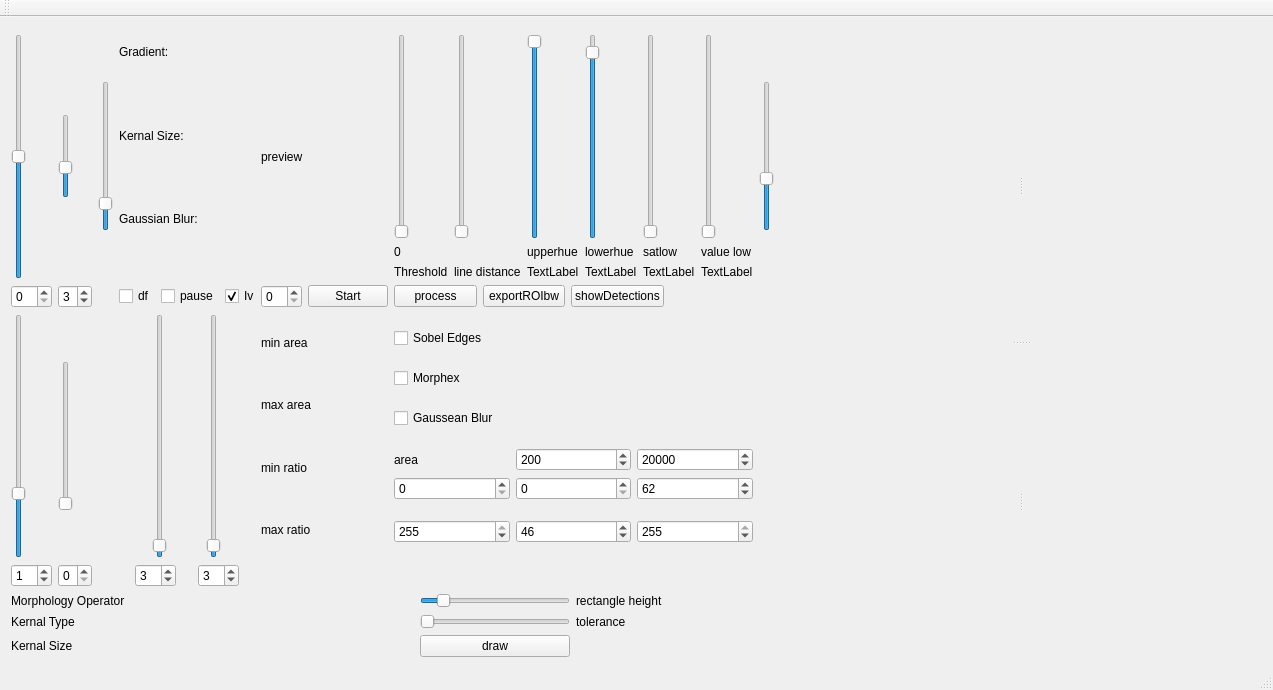
CraigNielsen/TSR, file mainwindow.ui: the form before one commit.
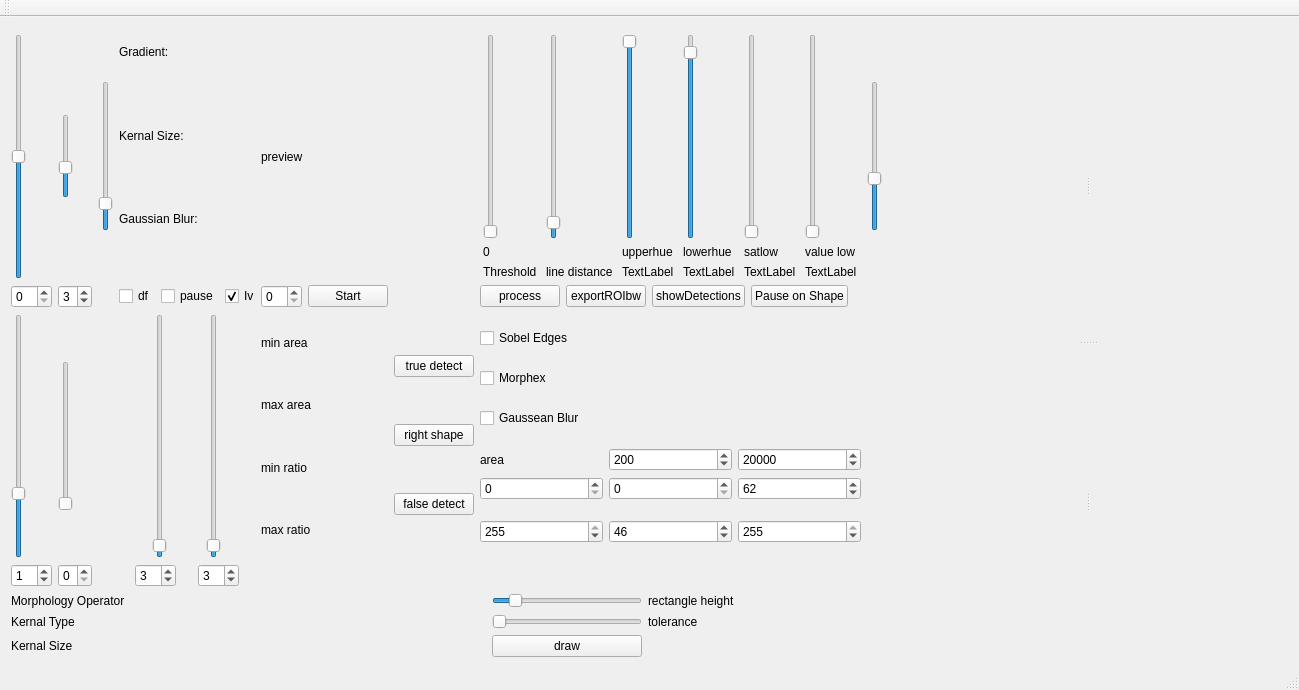
The form after the commit.

The edit to the form file:
```diff
--- a/mainwindow.ui
+++ b/mainwindow.ui
@@ -6,7 +6,7 @@
    <rect>
     <x>0</x>
     <y>0</y>
-    <width>1273</width>
+    <width>1277</width>
     <height>690</height>
    </rect>
   </property>
@@ -108,7 +108,14 @@
     </item>
     <item row="1" column="0">
      <layout class="QGridLayout" name="gridLayout">
-      <item row="1" column="6">
+      <item row="1" column="0">
+       <widget class="QSpinBox" name="sobelGradientSpinBox">
+        <property name="maximum">
+         <number>90</number>
+        </property>
+       </widget>
+      </item>
+      <item row="1" column="7">
        <layout class="QHBoxLayout" name="horizontalLayout_3">
         <item>
          <widget class="QPushButton" name="processRectanglesButton">
@@ -131,6 +138,13 @@
           </property>
          </widget>
         </item>
+        <item>
+         <widget class="QPushButton" name="pauseOnSHapeButton">
+          <property name="text">
+           <string>Pause on Shape</string>
+          </property>
+         </widget>
+        </item>
         <item>
          <widget class="QLabel" name="contourRetrievalModeLabel">
           <property name="text">
@@ -180,7 +194,7 @@
         </property>
        </widget>
       </item>
-      <item row="0" column="7">
+      <item row="0" column="8">
        <widget class="QSlider" name="contourRModeSlider">
         <property name="sizePolicy">
          <sizepolicy hsizetype="Fixed" vsizetype="Fixed">
@@ -335,13 +349,6 @@
         </property>
        </widget>
       </item>
-      <item row="1" column="0">
-       <widget class="QSpinBox" name="sobelGradientSpinBox">
-        <property name="maximum">
-         <number>90</number>
-        </property>
-       </widget>
-      </item>
       <item row="3" column="0">
        <widget class="QSpinBox" name="MorphologyOperatorDisplay">
         <property name="value">
@@ -527,7 +534,7 @@
         </item>
        </layout>
       </item>
-      <item row="0" column="6">
+      <item row="0" column="7">
        <layout class="QGridLayout" name="gridLayout_4">
         <item row="0" column="2">
          <widget class="QSlider" name="hueslidertop">
@@ -580,6 +587,9 @@
           <property name="maximum">
            <number>200</number>
           </property>
+          <property name="value">
+           <number>10</number>
+          </property>
           <property name="orientation">
            <enum>Qt::Vertical</enum>
           </property>
@@ -783,7 +793,7 @@
         </item>
        </layout>
       </item>
-      <item row="2" column="6">
+      <item row="2" column="7">
        <layout class="QGridLayout" name="gridLayout_6">
         <item row="2" column="0">
          <widget class="QCheckBox" name="cb_Gauss">
@@ -905,6 +915,31 @@
         </item>
        </layout>
       </item>
+      <item row="2" column="6">
+       <layout class="QVBoxLayout" name="verticalLayout_3">
+        <item>
+         <widget class="QPushButton" name="trueDetectBut">
+          <property name="text">
+           <string>true detect</string>
+          </property>
+         </widget>
+        </item>
+        <item>
+         <widget class="QPushButton" name="rightShapeBut">
+          <property name="text">
+           <string>right shape</string>
+          </property>
+         </widget>
+        </item>
+        <item>
+         <widget class="QPushButton" name="falseDetectBut">
+          <property name="text">
+           <string>false detect</string>
+          </property>
+         </widget>
+        </item>
+       </layout>
+      </item>
      </layout>
     </item>
     <item row="2" column="0">
@@ -1052,7 +1087,7 @@
     <rect>
      <x>0</x>
      <y>0</y>
-     <width>1273</width>
+     <width>1277</width>
      <height>19</height>
     </rect>
    </property>
```
